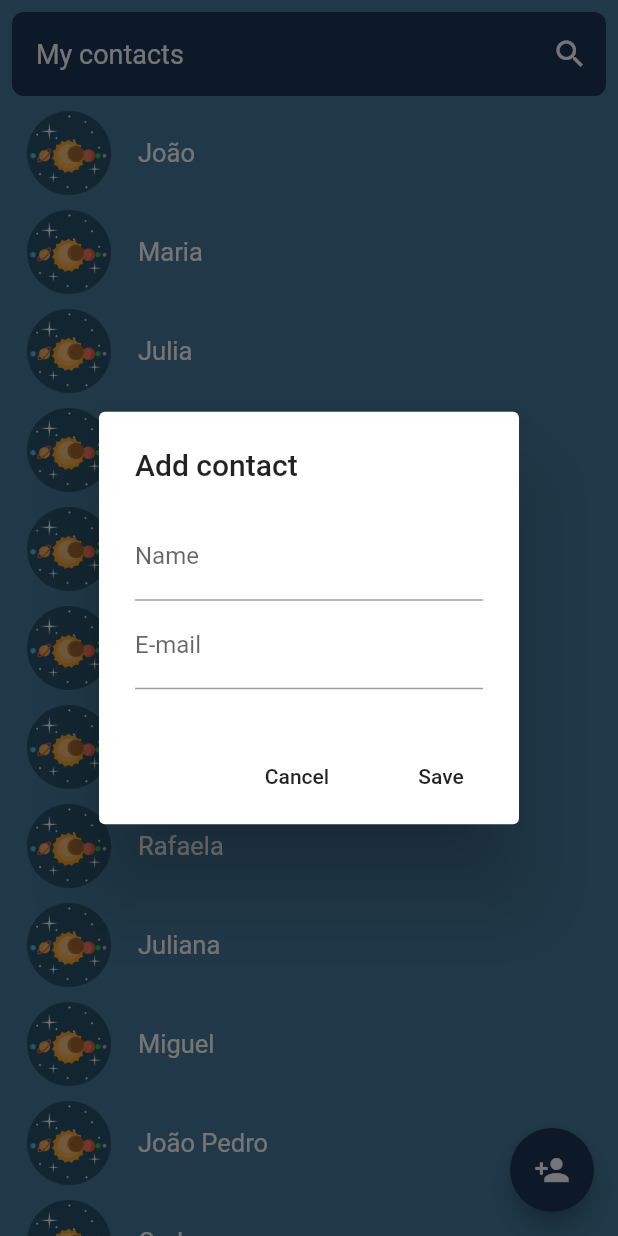
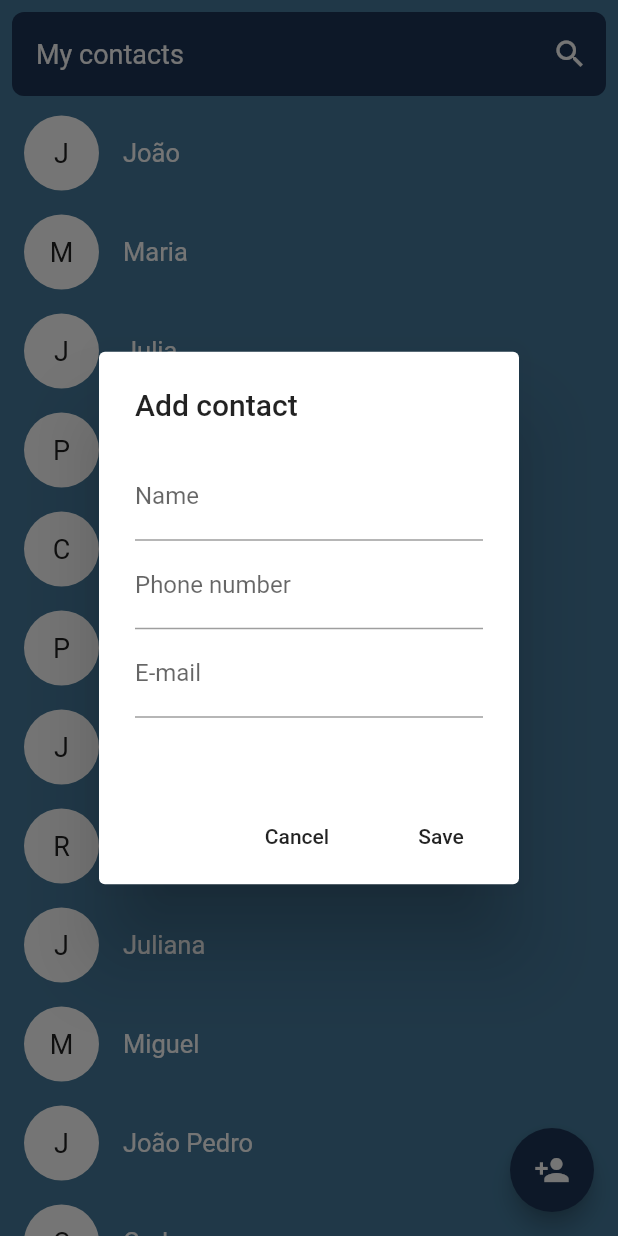
Before and after one commit to JosivanioMarinho/my_contacts, a Flutter app: the HomePage screen opened by its route, after a tap on the "person add" icon, on a phone screen of 412 x 824 dp. Run offline on Flutter 3.47's test engine with Material 2 defaults, Android fonts, the phone set to English and light mode, and no system bars; our stand-ins replace cloud_firestore, firebase_auth, firebase_storage; accounts and stored records are empty.

Commit message:
To save contacts

```diff
--- a/lib/controllers/LoginUserController.dart
+++ b/lib/controllers/LoginUserController.dart
@@ -31,7 +31,7 @@ class LoginUserController{
   Future checkLogin(BuildContext context) async {
 
     FirebaseAuth auth = FirebaseAuth.instance;
-    auth.signOut();
+    //auth.signOut();
 
     FirebaseUser user = await auth.currentUser();
     if( user != null ){
--- a/lib/views/HomePage.dart
+++ b/lib/views/HomePage.dart
@@ -1,4 +1,7 @@
+import 'package:firebase_auth/firebase_auth.dart';
 import "package:flutter/material.dart";
+import 'package:meus_contatos/controllers/SaveContactController.dart';
+import 'package:meus_contatos/models/Contact.dart';
 import 'package:meus_contatos/widgets/CustomAppBar.dart';
 
 class HomePage extends StatefulWidget {
@@ -7,6 +10,12 @@ class HomePage extends StatefulWidget {
 }
 
 class _HomePageState extends State<HomePage> {
+
+  TextEditingController _controllerName = TextEditingController();
+  TextEditingController _controllerPhone = TextEditingController();
+  TextEditingController _controllerEmail = TextEditingController();
+  var _scafoldKey = GlobalKey<ScaffoldState>();
+  String _idUserLoged;
 
   List<String> contatcList = [
     "João",
@@ -25,6 +34,19 @@ class _HomePageState extends State<HomePage> {
     "Etc",
   ];
 
+  _idUserFirebase() async {
+
+    FirebaseAuth auth = FirebaseAuth.instance;
+    FirebaseUser user = await auth.currentUser();
+    _idUserLoged = user.uid;
+  }
+
+  @override
+  void initState() {
+    super.initState();
+    _idUserFirebase();
+  }
+
   @override
   Widget build(BuildContext context) {
 
@@ -34,10 +56,18 @@ class _HomePageState extends State<HomePage> {
         itemBuilder: (context, index){
 
           String title = contatcList[index];
+          String letter = title[0];
 
           return ListTile(
             contentPadding: EdgeInsets.only(left: 16 ,top: 10, right: 16),
-            leading: Image.asset("images/042-solar-system.png", width: 60,),
+            leading: CircleAvatar(
+              backgroundColor: Colors.white,
+              radius: 25,
+              child: Text(
+                letter,
+                style: TextStyle(color: Colors.grey[900], fontSize: 18),
+              ),
+            ),
             title: Text(
               title,
               style: TextStyle(
@@ -78,6 +108,7 @@ class _HomePageState extends State<HomePage> {
     );
 
     return Scaffold(
+      key: _scafoldKey,
       backgroundColor: Color(0xff457B9D),
       body: Container(
         child: SafeArea(
@@ -106,17 +137,24 @@ class _HomePageState extends State<HomePage> {
                 title: Text("Add contact"),
                 content: SingleChildScrollView(
                     child: Container(
-                      height: 120,
+                      height: 200,
                       child: Column(
                         children: <Widget>[
                           TextField(
-                            //controller: ,
+                            controller: _controllerName,
                             decoration: InputDecoration(
                               labelText: "Name"
                             ),
                           ),
                           TextField(
-                            //controller: ,
+                            controller: _controllerPhone,
+                            keyboardType: TextInputType.emailAddress,
+                            decoration: InputDecoration(
+                              labelText: "Phone number"
+                            ),
+                          ),
+                          TextField(
+                            controller: _controllerEmail,
                             keyboardType: TextInputType.emailAddress,
                             decoration: InputDecoration(
                               labelText: "E-mail"
@@ -132,9 +170,25 @@ class _HomePageState extends State<HomePage> {
                     child: Text("Cancel"),
                   ),
                   FlatButton(
-                    onPressed: (){
+                    onPressed: () async {
+
+                      Contact contact = Contact();
+                      contact.idUser      = _idUserLoged;
+                      contact.name        = _controllerName.text;
+                      contact.phoneNumber = _controllerPhone.text;
+                      contact.email       = _controllerEmail.text;
 
                       //Save contact!
+                      SaveContactController.saveContact( contact );
+
+                      _controllerName.text = "";
+                      _controllerPhone.text = "";
+                      _controllerEmail.text = "";
+
+                      final snackbar = SnackBar(
+                        content: Text(SaveContactController.MESSAGE,
+                        style: TextStyle(fontSize: 16),));
+                      _scafoldKey.currentState.showSnackBar(snackbar);
 
                       Navigator.pop(context);
                     },
```
Also changed, not shown: lib/controllers/SaveContactController.dart (added, +27 -0 lines), lib/models/Contact.dart (+22 -4 lines).
